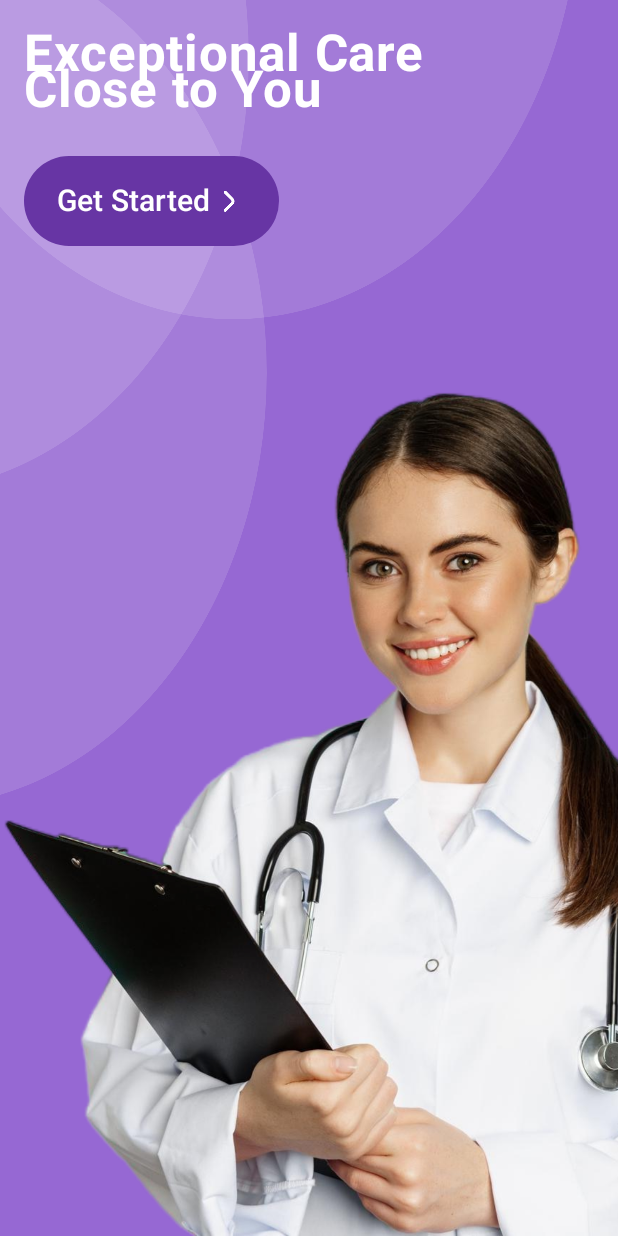
After one commit to Bignarem/DoctorAppointment, an Android app built with Jetpack Compose: the composable IntroScreen shown on its own in the app's theme, on a phone screen of 412 x 824 dp. The commit adds this screen. Run offline under Robolectric (Android 15) with nearby library versions, the phone set to English and light mode, and no system bars.

Commit message:
feat: Add intro screen
Adds the initial intro screen for the application.

This change includes:
- A new `IntroScreen` Composable with its layout and styling.
- New color and string resources for the screen.
- Addition of Firebase, Navigation, and Coil dependencies.
- Configuration of the Google Services plugin.

```diff
--- a/app/build.gradle.kts
+++ b/app/build.gradle.kts
@@ -2,6 +2,7 @@ plugins {
     alias(libs.plugins.android.application)
     alias(libs.plugins.kotlin.android)
     alias(libs.plugins.kotlin.compose)
+    alias(libs.plugins.google.gms.google.services)
 }
 
 android {
@@ -50,6 +51,7 @@ dependencies {
     implementation(libs.androidx.compose.ui.graphics)
     implementation(libs.androidx.compose.ui.tooling.preview)
     implementation(libs.androidx.compose.material3)
+    implementation(libs.firebase.database)
     testImplementation(libs.junit)
     androidTestImplementation(libs.androidx.junit)
     androidTestImplementation(libs.androidx.espresso.core)
@@ -57,4 +59,6 @@ dependencies {
     androidTestImplementation(libs.androidx.compose.ui.test.junit4)
     debugImplementation(libs.androidx.compose.ui.tooling)
     debugImplementation(libs.androidx.compose.ui.test.manifest)
+    implementation("io.coil-kt:coil-compose:2.7.0")
+    implementation("androidx.navigation:navigation-compose:2.9.3")
 }
--- /dev/null
+++ b/app/src/main/java/net/nesweb/doctorappointment/feature/intro/IntroScreen.kt
@@ -0,0 +1,104 @@
+package net.nesweb.doctorappointment.feature.intro
+
+import androidx.compose.foundation.Image
+import androidx.compose.foundation.background
+import androidx.compose.foundation.layout.Box
+import androidx.compose.foundation.layout.Column
+import androidx.compose.foundation.layout.PaddingValues
+import androidx.compose.foundation.layout.Row
+import androidx.compose.foundation.layout.Spacer
+import androidx.compose.foundation.layout.fillMaxSize
+import androidx.compose.foundation.layout.fillMaxWidth
+import androidx.compose.foundation.layout.height
+import androidx.compose.foundation.layout.padding
+import androidx.compose.foundation.layout.size
+import androidx.compose.foundation.layout.statusBarsPadding
+import androidx.compose.foundation.layout.width
+import androidx.compose.foundation.shape.RoundedCornerShape
+import androidx.compose.material3.Button
+import androidx.compose.material3.ButtonDefaults
+import androidx.compose.material3.ExperimentalMaterial3Api
+import androidx.compose.material3.Icon
+import androidx.compose.material3.Text
+import androidx.compose.runtime.Composable
+import androidx.compose.ui.Alignment
+import androidx.compose.ui.Modifier
+import androidx.compose.ui.graphics.Color
+import androidx.compose.ui.layout.ContentScale
+import androidx.compose.ui.res.colorResource
+import androidx.compose.ui.res.painterResource
+import androidx.compose.ui.res.stringResource
+import androidx.compose.ui.text.font.FontWeight
+import androidx.compose.ui.tooling.preview.Preview
+import androidx.compose.ui.unit.dp
+import androidx.compose.ui.unit.sp
+import net.nesweb.doctorappointment.R
+
+@OptIn(ExperimentalMaterial3Api::class)
+@Composable
+fun IntroScreen(onStartClick: () -> Unit) {
+    Box(
+        modifier = Modifier
+            .fillMaxSize()
+            .background(colorResource(R.color.purple))
+    ) {
+        Image(
+            painter = painterResource(R.drawable.white_halo),
+            contentDescription = null,
+            modifier = Modifier
+                .align(Alignment.TopCenter)
+                .fillMaxWidth(),
+            contentScale = ContentScale.FillWidth
+        )
+        Image(
+            painter = painterResource(R.drawable.intro_women),
+            contentDescription = null,
+            modifier = Modifier
+                .align(Alignment.BottomCenter)
+                .fillMaxWidth(),
+            contentScale = ContentScale.FillWidth
+        )
+        Spacer(Modifier.height(24.dp))
+        Column(
+            modifier = Modifier
+                .align(Alignment.TopStart)
+                .statusBarsPadding()
+                .padding(start = 16.dp, top = 16.dp, end = 16.dp)
+        ) {
+            Text(
+                text = stringResource(R.string.sub_intro),
+                color = Color.White,
+                fontSize = 34.sp,
+                fontWeight = FontWeight.Bold
+            )
+            Spacer(Modifier.height(24.dp))
+
+            Button(
+                onClick = onStartClick,
+                modifier = Modifier.size(width = 170.dp, height = 60.dp),
+                shape = RoundedCornerShape(100.dp),
+                colors = ButtonDefaults.buttonColors(
+                    containerColor = colorResource(R.color.darkPurple),
+                    contentColor = Color.White
+                ),
+                contentPadding = PaddingValues(start = 8.dp, end = 16.dp)
+            ) {
+                Row(verticalAlignment = Alignment.CenterVertically) {
+                    Text(text = stringResource(R.string.get_started), fontSize = 20.sp)
+                    Spacer(Modifier.width(8.dp))
+                    Icon(
+                        painterResource(R.drawable.white_arrow),
+                        contentDescription = null,
+                        tint = Color.Unspecified
+                    )
+                }
+            }
+        }
+    }
+}
+
+@Preview
+@Composable
+fun IntroScreenPreview() {
+    IntroScreen(onStartClick = {})
+}
--- a/app/src/main/res/values/colors.xml
+++ b/app/src/main/res/values/colors.xml
@@ -7,4 +7,9 @@
     <color name="teal_700">#FF018786</color>
     <color name="black">#FF000000</color>
     <color name="white">#FFFFFFFF</color>
+    <color name="purple">#9668d3</color>
+    <color name="lightPurple">#f0e9fa</color>
+    <color name="darkPurple">#6735a4</color>
+    <color name="grey">#acacac</color>
+    <color name="lightGray">#f3eef9</color>
 </resources>
--- a/app/src/main/res/values/strings.xml
+++ b/app/src/main/res/values/strings.xml
@@ -1,3 +1,5 @@
 <resources>
     <string name="app_name">DoctorAppointment</string>
+    <string name="get_started">Get Started</string>
+    <string name="sub_intro">Exceptional Care \nClose to You</string>
 </resources>
--- a/build.gradle.kts
+++ b/build.gradle.kts
@@ -3,4 +3,5 @@ plugins {
     alias(libs.plugins.android.application) apply false
     alias(libs.plugins.kotlin.android) apply false
     alias(libs.plugins.kotlin.compose) apply false
+    alias(libs.plugins.google.gms.google.services) apply false
 }
--- a/gradle/libs.versions.toml
+++ b/gradle/libs.versions.toml
@@ -8,6 +8,8 @@ espressoCore = "3.7.0"
 lifecycleRuntimeKtx = "2.9.4"
 activityCompose = "1.11.0"
 composeBom = "2024.09.00"
+googleGmsGoogleServices = "4.4.2"
+firebaseDatabase = "21.0.0"
 
 [libraries]
 androidx-core-ktx = { group = "androidx.core", name = "core-ktx", version.ref = "coreKtx" }
@@ -24,8 +26,10 @@ androidx-compose-ui-tooling-preview = { group = "androidx.compose.ui", name = "u
 androidx-compose-ui-test-manifest = { group = "androidx.compose.ui", name = "ui-test-manifest" }
 androidx-compose-ui-test-junit4 = { group = "androidx.compose.ui", name = "ui-test-junit4" }
 androidx-compose-material3 = { group = "androidx.compose.material3", name = "material3" }
+firebase-database = { group = "com.google.firebase", name = "firebase-database", version.ref = "firebaseDatabase" }
 
 [plugins]
 android-application = { id = "com.android.application", version.ref = "agp" }
 kotlin-android = { id = "org.jetbrains.kotlin.android", version.ref = "kotlin" }
 kotlin-compose = { id = "org.jetbrains.kotlin.plugin.compose", version.ref = "kotlin" }
+google-gms-google-services = { id = "com.google.gms.google-services", version.ref = "googleGmsGoogleServices" }
```
